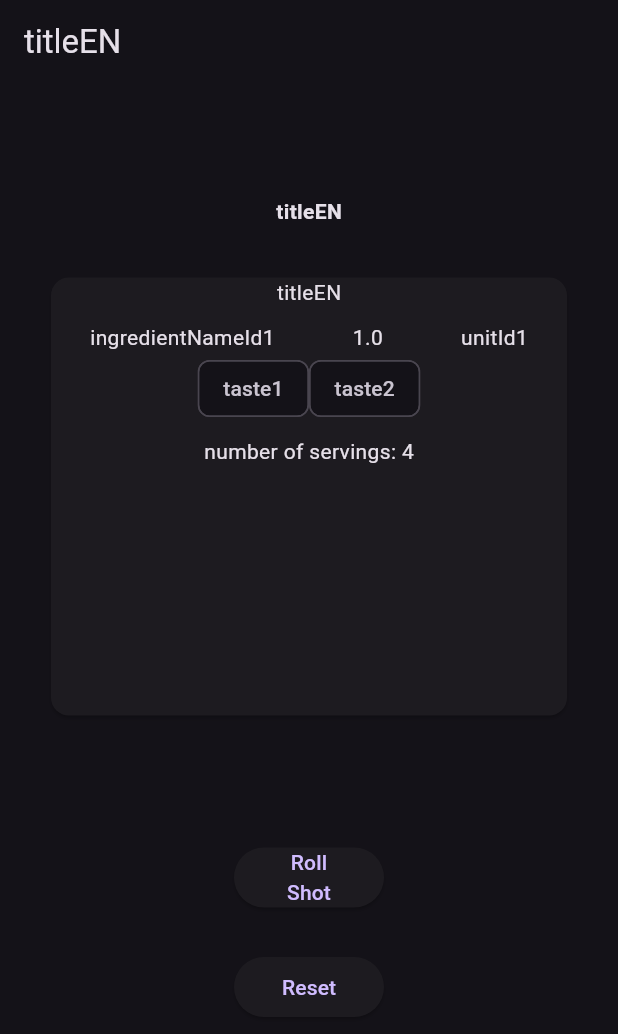
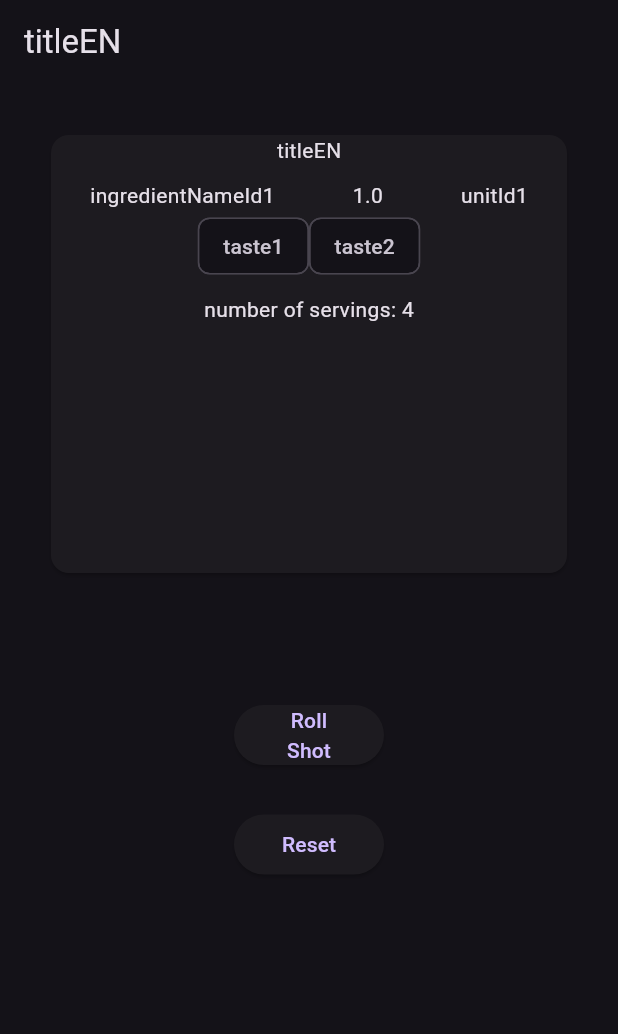
Before and after one commit to fildogan/shot_roulette, a Flutter app: the screen it shows after launch, after a tap on "Roll Shot", on a phone screen of 412 x 824 dp. Shown: the top 1034 px of the screen. Run offline on Flutter 3.47's test engine with Material 3 defaults, Android fonts, the phone set to English and light mode, and no system bars; our stand-ins replace bloc, flutter_bloc, freezed_annotation, injectable.

Commit message:
Update recipe page ui

```diff
--- a/lib/features/roll_shot/roll_shot_page.dart
+++ b/lib/features/roll_shot/roll_shot_page.dart
@@ -19,17 +19,6 @@ class RollShotPage extends StatelessWidget {
               child: Column(
                 mainAxisAlignment: MainAxisAlignment.start,
                 children: [
-                  Column(
-                    children: [
-                      const SizedBox(
-                        height: 75,
-                      ),
-                      Text(
-                        state.chosenRecipe?.titleEN ?? '',
-                        style: const TextStyle(fontWeight: FontWeight.bold),
-                      )
-                    ],
-                  ),
                   if (state.chosenRecipe != null)
                     Padding(
                       padding: const EdgeInsets.all(30.0),
```
